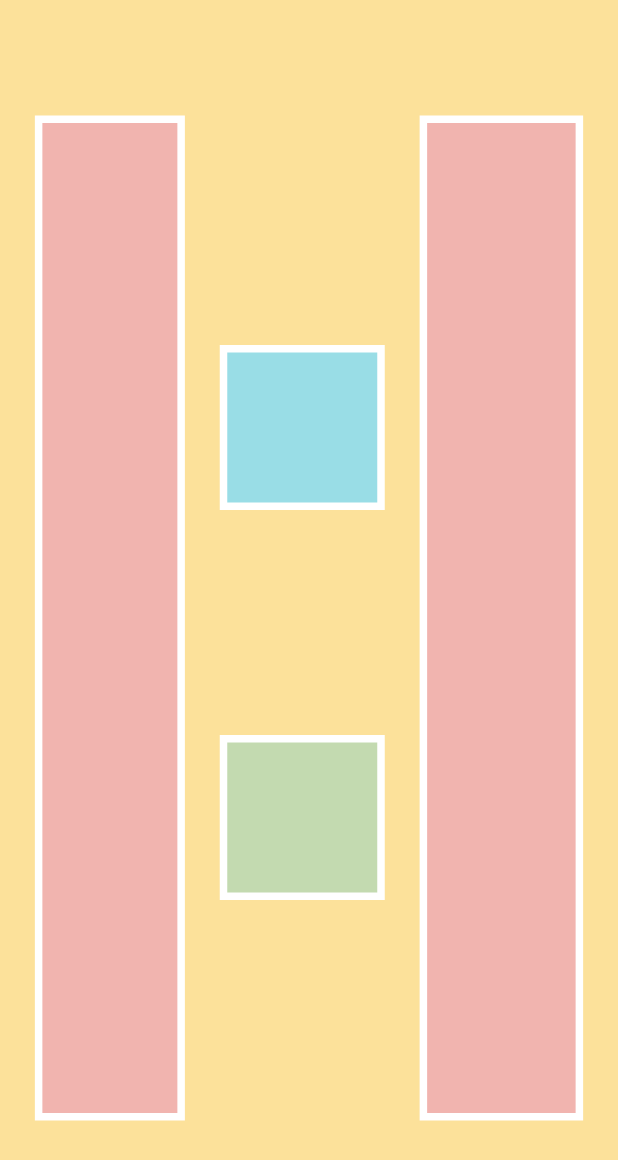
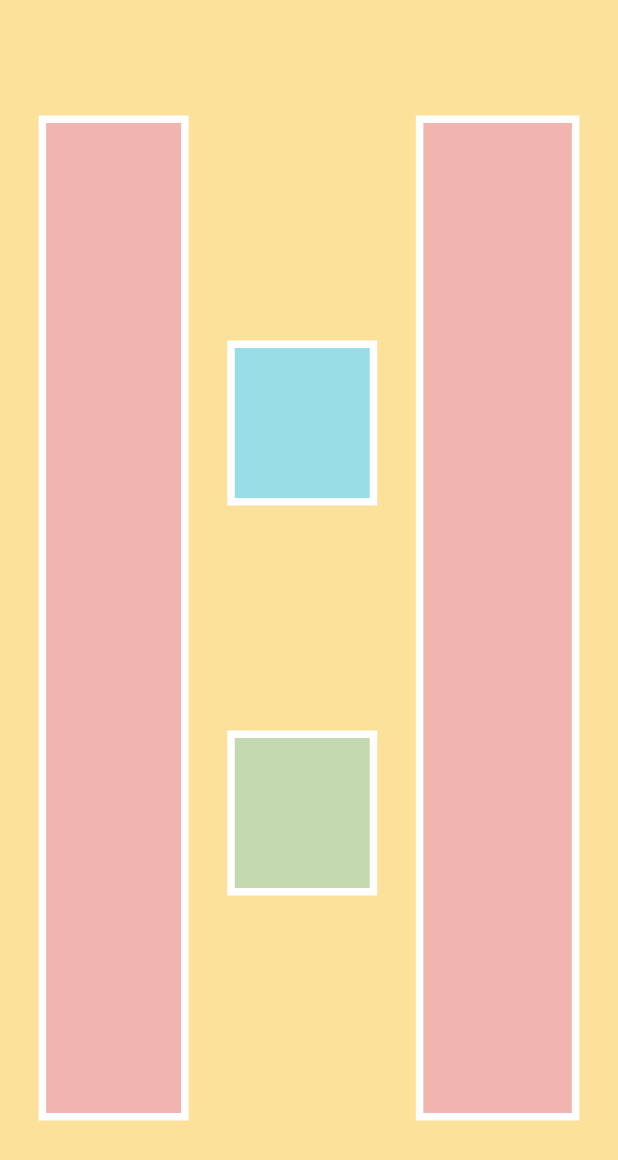
Before and after one commit to josevictorp81/layout, a Flutter app: the screen it shows after launch, on a phone screen of 412 x 824 dp. Shown: the top 1160 px of the screen. Run offline on Flutter 3.47's test engine with Material 2 defaults, Android fonts, the phone set to English and light mode, and no system bars.

Commit message:
alterando culuna do meio

```diff
--- a/lib/layout.dart
+++ b/lib/layout.dart
@@ -19,19 +19,27 @@ class Layout extends StatelessWidget {
             color: 0xfff1b4af,
           ),
           Column(
-            // mainAxisAlignment: MainAxisAlignment.spaceEvenly,
+            mainAxisAlignment: MainAxisAlignment.center,
             children: [
-              const CustomColum(
+              Container(
+                width: 100,
+                height: 670,
+                child: Column(
+                  children: [
+                    CustomColum(
                       width: 110,
                       height: 110,
                       color: 0xff99dde6,
-                margin: 230,
+                      margin: 150,
                     ),
-              const CustomColum(
+                    CustomColum(
                       width: 110,
                       height: 110,
                       color: 0xffc3dab0,
                       margin: 150,
+                    ),
+                  ],
+                ),
               ),
             ],
           ),
```
Lines whose indentation alone changed are shown as unchanged.
